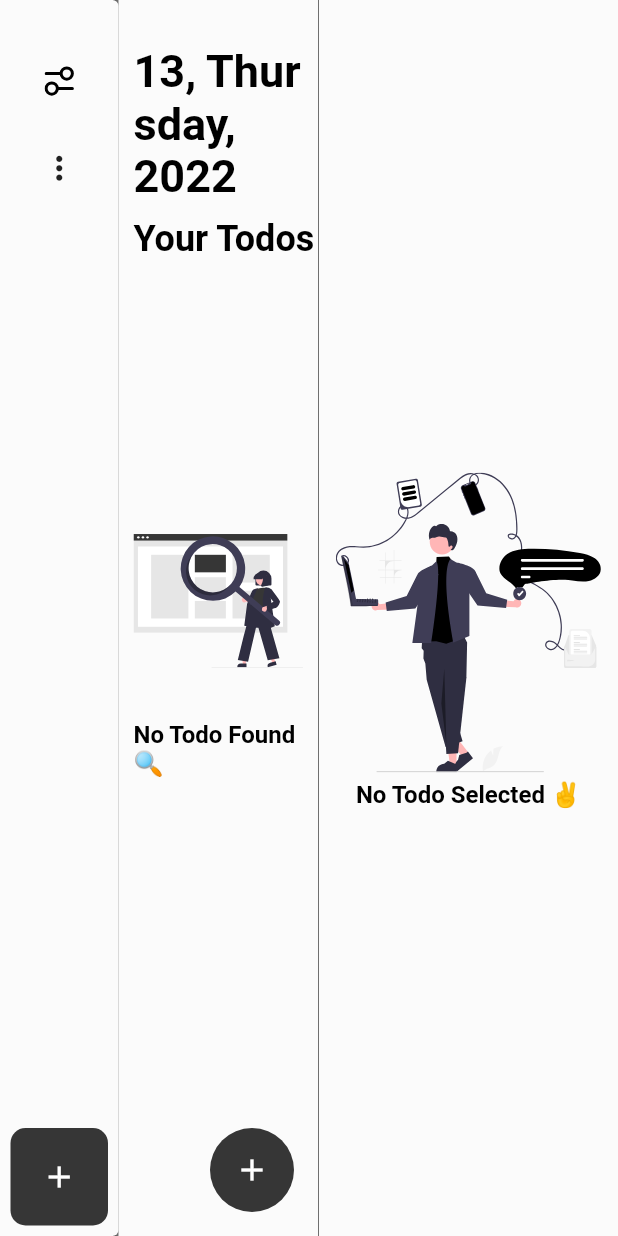
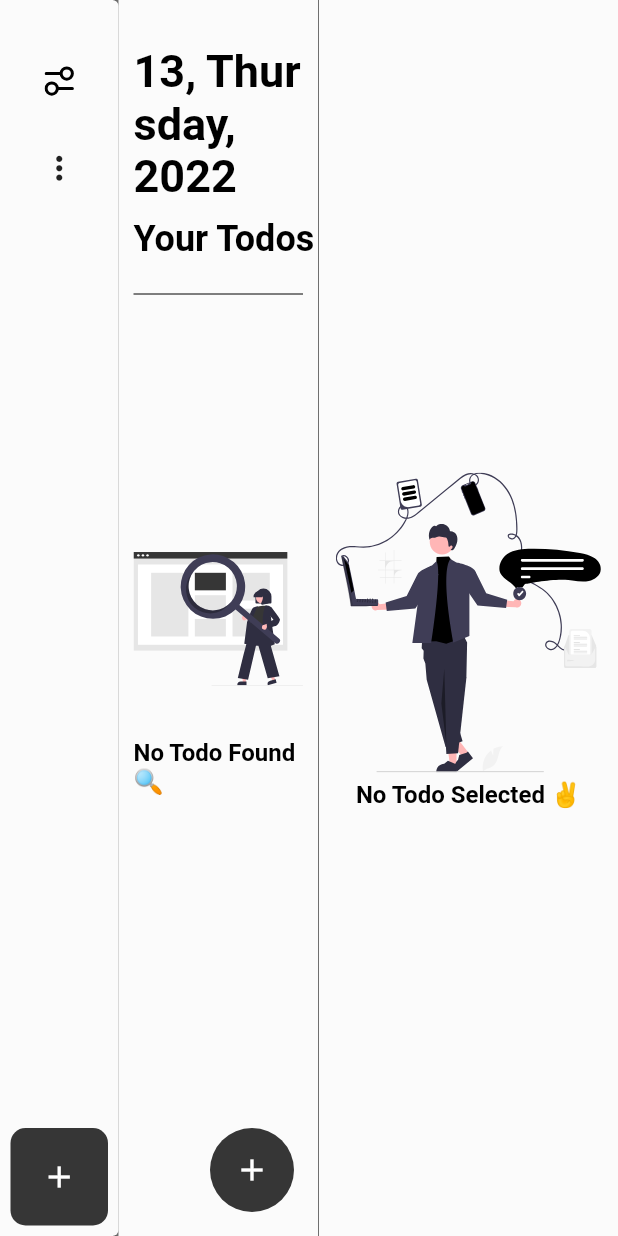
Before and after one commit to PeterAkande/Todo-App, a Flutter app: the TodoListHomeScreenDesktop screen opened directly, on a phone screen of 412 x 824 dp. Run offline on Flutter 3.47's test engine with Material 2 defaults, Android fonts, the phone set to English and light mode, and no system bars; our stand-ins replace bloc, equatable, flutter_bloc, flutter_svg, google_fonts, hive and 2 more; accounts and stored records are empty; Roboto replaces fonts that are missing (Exo).

Commit message:
Update Ui and add dark mode support

```diff
--- a/lib/screens/todo_details_screen/todo_details_screen.dart
+++ b/lib/screens/todo_details_screen/todo_details_screen.dart
@@ -3,6 +3,7 @@ import 'package:flutter_bloc/flutter_bloc.dart';
 import 'package:todo_app/routers/cubit/todo_app_cubit.dart';
 import 'package:todo_app/screens/todo_details_screen/bloc/todo_details_bloc.dart';
 
+import '../../constants.dart';
 import 'components/no_todo_selected_view.dart';
 
 extension TextControllerExtension on TextEditingController {
@@ -33,11 +34,12 @@ class _TodoDetailsScreenState extends State<TodoDetailsScreen> {
 
   @override
   Widget build(BuildContext context) {
-    return WillPopScope(
+    return SafeArea(
+      child: WillPopScope(
         onWillPop: () async {
           context.read<TodoAppCubit>().unSelectTodo();
 
-        return true;
+          return false;
         },
         child: BlocBuilder<TodoDetailsBloc, TodoDetailsState>(
           builder: (context, state) {
@@ -68,7 +70,7 @@ class _TodoDetailsScreenState extends State<TodoDetailsScreen> {
                                     : 'Todo Details',
                                 style: Theme.of(context)
                                     .textTheme
-                                  .headline4
+                                    .headline3
                                     ?.copyWith(
                                         fontSize: 24,
                                         fontWeight: FontWeight.bold),
@@ -80,7 +82,8 @@ class _TodoDetailsScreenState extends State<TodoDetailsScreen> {
                                     IconButton(
                                       iconSize: 25,
                                       onPressed: () {
-                                      if (todoTitleController.containsText()) {
+                                        if (todoTitleController
+                                            .containsText()) {
                                           //Save the _todo
                                           context.read<TodoDetailsBloc>().add(
                                               SaveTodoDetailRequested(
@@ -104,7 +107,10 @@ class _TodoDetailsScreenState extends State<TodoDetailsScreen> {
                           ),
                           TextField(
                             // enabled: todoTitleFocusNode,
-                          cursorColor: Colors.black,
+                            cursorColor:
+                                Theme.of(context).brightness == Brightness.light
+                                    ? Colors.black
+                                    : appSecondaryColorLight,
 
                             focusNode: todoTitleFocusNode,
                             maxLines: null,
@@ -141,9 +147,8 @@ class _TodoDetailsScreenState extends State<TodoDetailsScreen> {
                                 if (!state.addingOrEditingTodo) {
                                   assert(
                                       state.todo != null); //For editing purpose
-                                context
-                                    .read<TodoDetailsBloc>()
-                                    .add(EditTodoDetailsRequested(state.todo!));
+                                  context.read<TodoDetailsBloc>().add(
+                                      EditTodoDetailsRequested(state.todo!));
                                 }
                               }
                             },
@@ -156,7 +161,10 @@ class _TodoDetailsScreenState extends State<TodoDetailsScreen> {
                           ),
                           Expanded(
                             child: TextField(
-                            cursorColor: Colors.black,
+                              cursorColor: Theme.of(context).brightness ==
+                                      Brightness.light
+                                  ? Colors.black
+                                  : Colors.white,
                               focusNode: todoDetailsFocusNode,
                               controller: todoDetailsController,
                               style: Theme.of(context)
@@ -168,7 +176,7 @@ class _TodoDetailsScreenState extends State<TodoDetailsScreen> {
                                       color: Theme.of(context).brightness ==
                                               Brightness.light
                                           ? Colors.black.withOpacity(0.7)
-                                        : Colors.white),
+                                          : appSecondaryColorLight),
                               maxLines: null,
                               autofocus: false,
                               decoration: InputDecoration(
@@ -189,8 +197,8 @@ class _TodoDetailsScreenState extends State<TodoDetailsScreen> {
                                 if (value!.isNotEmpty) {
                                   //A new text was entered
                                   if (!state.addingOrEditingTodo) {
-                                  assert(
-                                      state.todo != null); //For editing purpose
+                                    assert(state.todo !=
+                                        null); //For editing purpose
                                     context.read<TodoDetailsBloc>().add(
                                         EditTodoDetailsRequested(state.todo!));
                                   }
@@ -203,6 +211,7 @@ class _TodoDetailsScreenState extends State<TodoDetailsScreen> {
               ),
             );
           },
+        ),
       ),
     );
   }
--- a/lib/screens/todo_list_home_screen/todo_list_home_screen.dart
+++ b/lib/screens/todo_list_home_screen/todo_list_home_screen.dart
@@ -1,6 +1,8 @@
 import 'package:flutter/material.dart';
+import 'package:flutter/services.dart';
 import 'package:flutter_bloc/flutter_bloc.dart';
 import 'package:flutter_svg/svg.dart';
+import 'package:todo_app/constants.dart';
 import 'package:todo_app/screens/todo_list_home_screen/components/todo_tile.dart';
 import 'package:todo_repository/todo_repository.dart';
 
@@ -10,14 +12,19 @@ import 'blocs/todo_bloc.dart';
 import 'components/empty_todos_view.dart';
 
 class HomeScreenView extends StatelessWidget {
-  HomeScreenView({Key? key}) : super(key: key);
+  HomeScreenView({Key? key}) : super(key: key) {
+    SystemChrome.setSystemUIOverlayStyle(
+        const SystemUiOverlayStyle(statusBarColor: appSecondaryColorLight));
+  }
 
   final ResponsiveInfoRepo responsiveInfoRepo = ResponsiveInfoRepo();
 
   @override
   Widget build(BuildContext context) {
     responsiveInfoRepo.init(context);
-    return BlocBuilder<TodoBloc, TodoState>(
+
+    return SafeArea(
+      child: BlocBuilder<TodoBloc, TodoState>(
         builder: (context, state) {
           return Scaffold(
               body: Padding(
@@ -38,7 +45,10 @@ class HomeScreenView extends StatelessWidget {
                       children: [
                         Text(
                           'Your Todos',
-                        style: Theme.of(context).textTheme.headline4?.copyWith(
+                          style: Theme.of(context)
+                              .textTheme
+                              .headline4
+                              ?.copyWith(
                                   fontSize: 24, fontWeight: FontWeight.bold),
                         ),
                         Expanded(
@@ -62,7 +72,15 @@ class HomeScreenView extends StatelessWidget {
                       ],
                     ),
                     const SizedBox(
-                    height: 44,
+                      height: 5,
+                    ),
+                    Divider(
+                      color: Theme.of(context).brightness == Brightness.light
+                          ? Colors.black
+                          : Colors.white,
+                    ),
+                    const SizedBox(
+                      height: 39,
                     ),
                     Expanded(
                       child: state.todos.isEmpty
@@ -91,6 +109,7 @@ class HomeScreenView extends StatelessWidget {
                     )
                   : null);
         },
+      ),
     );
   }
 }
--- a/lib/theme.dart
+++ b/lib/theme.dart
@@ -130,7 +130,7 @@ class TodoTheme {
           backgroundColor: Colors.black,
         ),
         floatingActionButtonTheme: FloatingActionButtonThemeData(
-          foregroundColor: Colors.white,
+          foregroundColor: appPrimaryColorDark,
           backgroundColor: appPrimaryColorLight,
         ),
         bottomNavigationBarTheme: const BottomNavigationBarThemeData(
```
Lines whose indentation alone changed are shown as unchanged.
